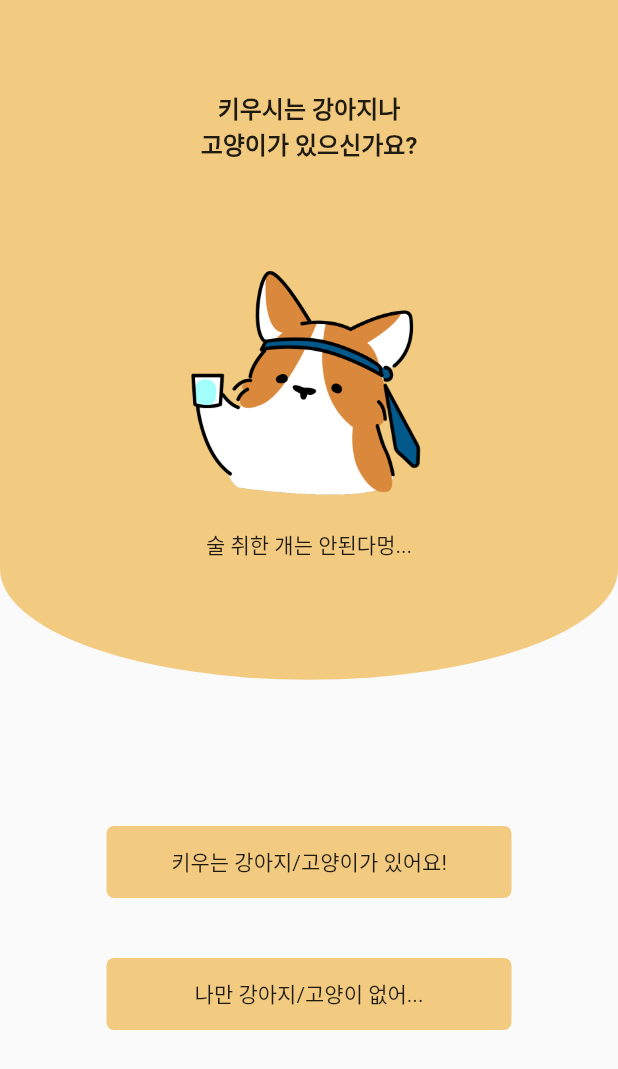
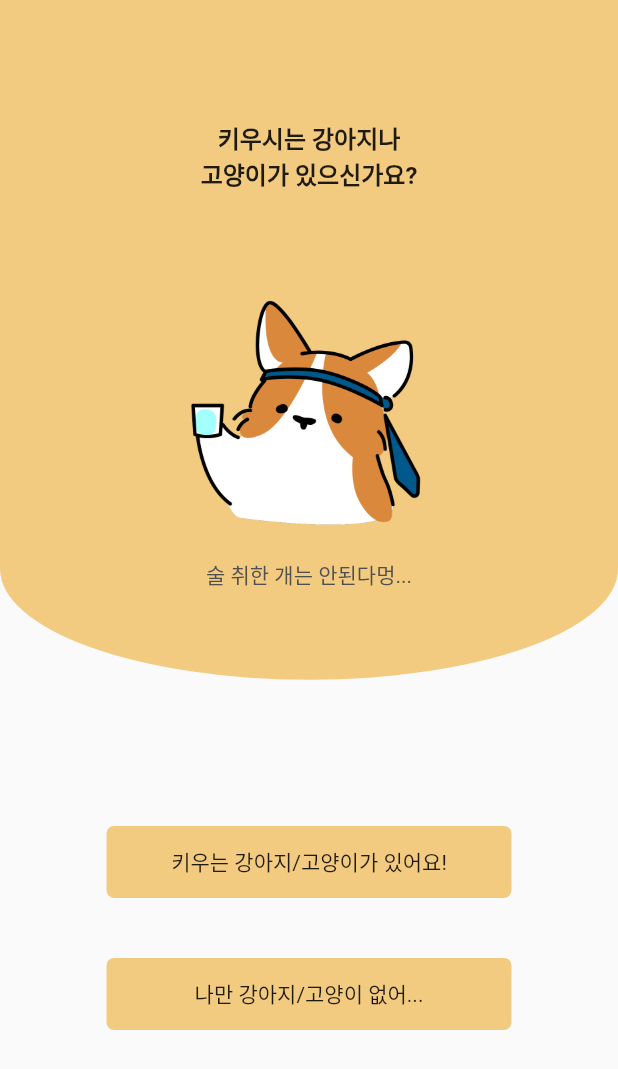
Before and after one commit to potato-club/meonghae_front, a Flutter app: the screen it shows after launch, on a phone screen of 412 x 824 dp. Shown: the top 1069 px of the screen. Run offline on Flutter 3.47's test engine with Material 2 defaults, Android fonts, the phone set to English and light mode, and no system bars; our stand-ins replace carousel_slider, flutter_svg, font_awesome_flutter, image_picker, table_calendar, video_player; missing offline and left inert: kakao_flutter_sdk_user.

Commit message:
feat. StateBar에 맞춰 Screen 수정

```diff
--- a/lib/main.dart
+++ b/lib/main.dart
@@ -16,7 +16,12 @@ class MyApp extends StatelessWidget {
 
   @override
   Widget build(BuildContext context) {
-    SystemChrome.setEnabledSystemUIMode(SystemUiMode.manual, overlays: []);
+    SystemChrome.setEnabledSystemUIMode(SystemUiMode.manual,
+        overlays: [SystemUiOverlay.top]);
+    SystemChrome.setSystemUIOverlayStyle(const SystemUiOverlayStyle(
+      statusBarColor: Colors.transparent,
+      statusBarIconBrightness: Brightness.dark,
+    ));
 
     return const MaterialApp(
       locale: Locale('ko', 'KR'),
--- a/lib/screens/main_screen.dart
+++ b/lib/screens/main_screen.dart
@@ -12,12 +12,12 @@ class MainScreen extends StatelessWidget {
   Widget build(BuildContext context) {
     return Scaffold(
       backgroundColor: CustomColor.white,
-      body: Stack(children: [
+      body: SafeArea(
+        child: Stack(children: [
           Positioned(
             child: Padding(
               padding: EdgeInsets.symmetric(
                 horizontal: MediaQuery.of(context).size.width * 0.06,
-              vertical: 4,
               ),
               child: Column(
                 crossAxisAlignment: CrossAxisAlignment.start,
@@ -45,6 +45,7 @@ class MainScreen extends StatelessWidget {
           const Positioned(
               bottom: 0, child: UnderBarWidget(currentScreen: 'home'))
         ]),
+      ),
     );
   }
 }
--- a/lib/screens/select_screen.dart
+++ b/lib/screens/select_screen.dart
@@ -26,6 +26,7 @@ class SelectScreen extends StatelessWidget {
               child: Column(
                 mainAxisAlignment: MainAxisAlignment.center,
                 children: [
+                  const SizedBox(height: 40),
                   const Text(
                     "키우시는 강아지나",
                     style: TextStyle(
@@ -57,6 +58,7 @@ class SelectScreen extends StatelessWidget {
                         style: TextStyle(
                           fontSize: 14,
                           fontWeight: FontWeight.w400,
+                          color: CustomColor.black3,
                         ),
                       ))
                 ],
--- a/lib/themes/customColor.dart
+++ b/lib/themes/customColor.dart
@@ -8,6 +8,7 @@ class CustomColor {
   static const Color ivoey2 = Color(0xFFEAEAEA);
   static const Color black1 = Color(0xFF000000);
   static const Color black2 = Color(0xFF191919);
+  static const Color black3 = Color(0xFF505050);
   static const Color gray = Color(0xFF999999);
   static const Color lightGray1 = Color(0xFFD9D9D9);
   static const Color lightGray2 = Color(0xFFBDBDBD);
--- a/lib/widgets/login_screen/dog_picture_swiper.dart
+++ b/lib/widgets/login_screen/dog_picture_swiper.dart
@@ -24,7 +24,7 @@ class DogPictureSwiper extends StatelessWidget {
             const Text(
               '주인아, 멍해?',
               style: TextStyle(
-                color: CustomColor.black1,
+                color: CustomColor.black3,
                 fontSize: 14,
                 fontWeight: FontWeight.w400,
               ),
@@ -43,7 +43,7 @@ class DogPictureSwiper extends StatelessWidget {
               const Text(
                 '멍멍아, 멍해?',
                 style: TextStyle(
-                  color: CustomColor.black1,
+                  color: CustomColor.black3,
                   fontSize: 14,
                   fontWeight: FontWeight.w400,
                 ),
--- a/lib/widgets/main_screen/main_content_widget.dart
+++ b/lib/widgets/main_screen/main_content_widget.dart
@@ -9,7 +9,7 @@ class MainContentWidget extends StatelessWidget {
   @override
   Widget build(BuildContext context) {
     return Container(
-      height: MediaQuery.of(context).size.height - 379,
+      height: MediaQuery.of(context).size.height - 400,
       width: MediaQuery.of(context).size.width,
       decoration: BoxDecoration(
         color: Colors.white,
--- a/lib/widgets/main_screen/schedule_content_widget.dart
+++ b/lib/widgets/main_screen/schedule_content_widget.dart
@@ -52,7 +52,7 @@ class ScheduleContentWidget extends StatelessWidget {
         const MainContentLabelWidget(label: "일정"),
         const SizedBox(height: 12),
         SizedBox(
-          height: MediaQuery.of(context).size.height - 646,
+          height: MediaQuery.of(context).size.height - 667,
           child: SingleChildScrollView(
             scrollDirection: Axis.vertical,
             child: Column(
```
Lines whose indentation alone changed are shown as unchanged.
